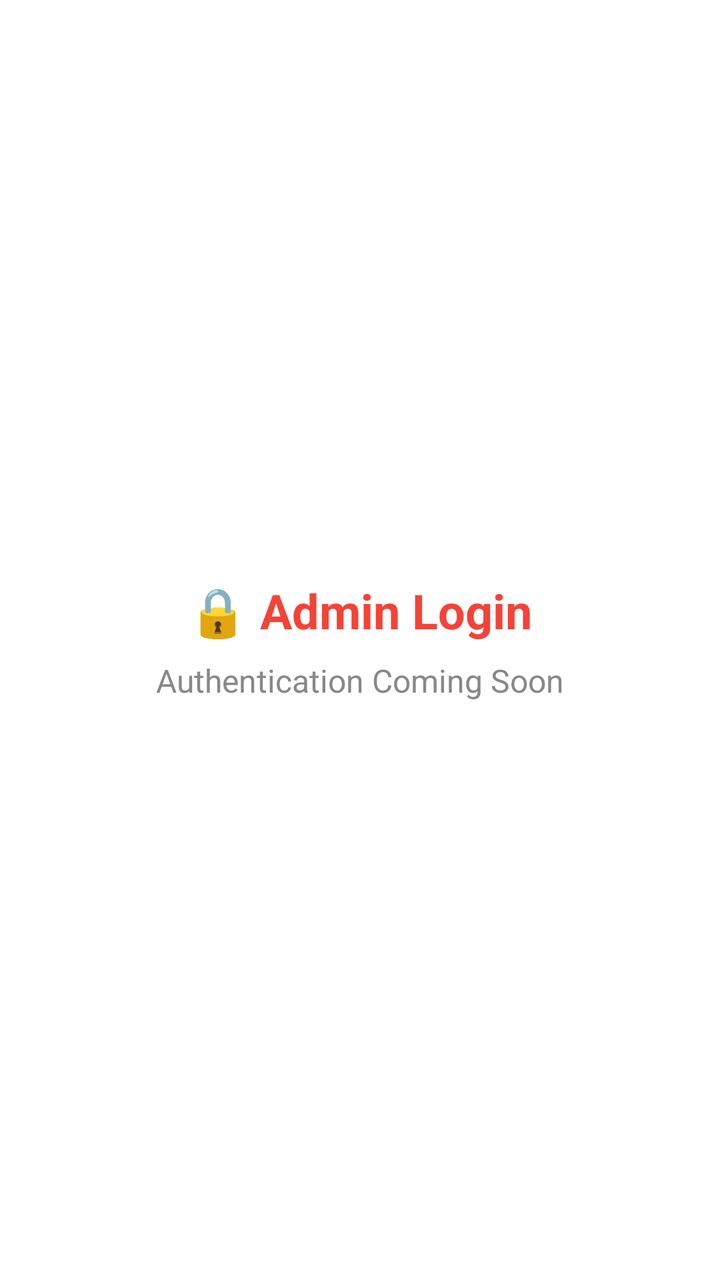
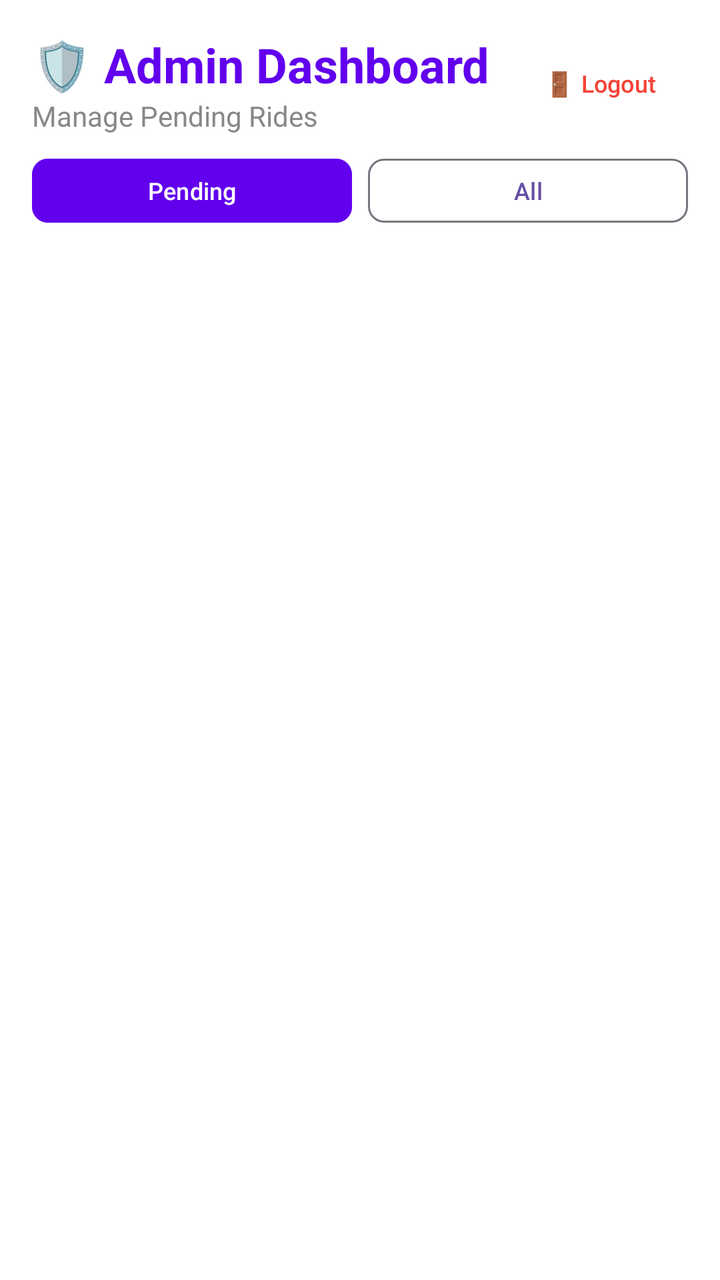

Before-and-after screenshots of an Android layout around one commit, followed by the original layout XML and the change that was made.
<!-- AndroidManifest.xml: application theme Theme.KakarwaiRider -->
<!-- res/layout/fragment_admin.xml -->
<?xml version="1.0" encoding="utf-8"?>
<LinearLayout xmlns:android="http://schemas.android.com/apk/res/android"
    android:layout_width="match_parent"
    android:layout_height="match_parent"
    android:gravity="center"
    android:orientation="vertical"
    android:background="@color/white">

    <TextView
        android:id="@+id/tvFragmentTitle"
        android:layout_width="wrap_content"
        android:layout_height="wrap_content"
        android:text="🔒 Admin Login"
        android:textSize="24sp"
        android:textStyle="bold"
        android:textColor="@color/red" />

    <TextView
        android:layout_width="wrap_content"
        android:layout_height="wrap_content"
        android:text="Authentication Coming Soon"
        android:textSize="16sp"
        android:textColor="@color/grey"
        android:layout_marginTop="8dp" />

</LinearLayout>
<!-- resources referenced by this layout -->
<resources>
  <color name="grey">#888888</color>
  <color name="red">#F44336</color>
  <color name="white">#FFFFFFFF</color>
  <style name="Theme.KakarwaiRider" parent="Base.Theme.KakarwaiRider" />
  <style name="Base.Theme.KakarwaiRider" parent="Theme.Material3.DayNight.NoActionBar">
          
          
      </style>
</resources>

<!-- the commit's change to res/layout/fragment_admin.xml (unified diff, before → after) -->
@@ -1,26 +1,102 @@
 <?xml version="1.0" encoding="utf-8"?>
 <LinearLayout xmlns:android="http://schemas.android.com/apk/res/android"
+    xmlns:app="http://schemas.android.com/apk/res-auto"
     android:layout_width="match_parent"
     android:layout_height="match_parent"
-    android:gravity="center"
     android:orientation="vertical"
-    android:background="@color/white">
+    android:background="@color/white"
+    android:padding="16dp">
 
+    
+    <LinearLayout
+        android:layout_width="match_parent"
+        android:layout_height="wrap_content"
+        android:orientation="horizontal"
+        android:gravity="center_vertical">
+
+        <LinearLayout
+            android:layout_width="0dp"
+            android:layout_height="wrap_content"
+            android:layout_weight="1"
+            android:orientation="vertical">
+
+            <TextView
+                android:layout_width="wrap_content"
+                android:layout_height="wrap_content"
+                android:text="🛡️ Admin Dashboard"
+                android:textSize="24sp"
+                android:textStyle="bold"
+                android:textColor="@color/primary" />
+
+            <TextView
+                android:layout_width="wrap_content"
+                android:layout_height="wrap_content"
+                android:text="Manage Pending Rides"
+                android:textSize="14sp"
+                android:textColor="@color/grey" />
+
+        </LinearLayout>
+
+        
+        <com.google.android.material.button.MaterialButton
+            android:id="@+id/btnLogout"
+            android:layout_width="wrap_content"
+            android:layout_height="wrap_content"
+            android:text="🚪 Logout"
+            style="@style/Widget.Material3.Button.TextButton"
+            android:textColor="@color/red"
+            android:textSize="12sp" />
+
+    </LinearLayout>
+
+    
+    <LinearLayout
+        android:layout_width="match_parent"
+        android:layout_height="wrap_content"
+        android:orientation="horizontal"
+        android:layout_marginTop="8dp"
+        android:layout_marginBottom="16dp">
+
+        <com.google.android.material.button.MaterialButton
+            android:id="@+id/btnPending"
+            android:layout_width="0dp"
+            android:layout_height="40dp"
+            android:layout_weight="1"
+            android:layout_marginEnd="4dp"
+            android:text="Pending"
+            app:cornerRadius="8dp"
+            android:textSize="12sp"
+            android:backgroundTint="@color/primary" />
+
+        <com.google.android.material.button.MaterialButton
+            android:id="@+id/btnAll"
+            android:layout_width="0dp"
+            android:layout_height="40dp"
+            android:layout_weight="1"
+            android:layout_marginStart="4dp"
+            android:text="All"
+            app:cornerRadius="8dp"
+            android:textSize="12sp"
+            style="@style/Widget.Material3.Button.OutlinedButton" />
+
+    </LinearLayout>
+
+    
+    <androidx.recyclerview.widget.RecyclerView
+        android:id="@+id/recyclerView"
+        android:layout_width="match_parent"
+        android:layout_height="0dp"
+        android:layout_weight="1" />
+
+    
     <TextView
-        android:id="@+id/tvFragmentTitle"
-        android:layout_width="wrap_content"
-        android:layout_height="wrap_content"
-        android:text="🔒 Admin Login"
-        android:textSize="24sp"
-        android:textStyle="bold"
-        android:textColor="@color/red" />
-
-    <TextView
-        android:layout_width="wrap_content"
-        android:layout_height="wrap_content"
-        android:text="Authentication Coming Soon"
+        android:id="@+id/tvEmpty"
+        android:layout_width="match_parent"
+        android:layout_height="match_parent"
+        android:text="No rides found"
         android:textSize="16sp"
         android:textColor="@color/grey"
-        android:layout_marginTop="8dp" />
+        android:gravity="center"
+        android:visibility="gone" />
 
 </LinearLayout>
<!-- resource entries referenced after the edit -->
@@ -1,9 +1,11 @@
 <!-- resources referenced by this layout -->
 <resources>
   <color name="grey">#888888</color>
+  <color name="primary">@color/purple_500</color>
   <color name="red">#F44336</color>
   <color name="white">#FFFFFFFF</color>
   <style name="Theme.KakarwaiRider" parent="Base.Theme.KakarwaiRider" />
+  <color name="purple_500">#FF6200EE</color>
   <style name="Base.Theme.KakarwaiRider" parent="Theme.Material3.DayNight.NoActionBar">
           
           
